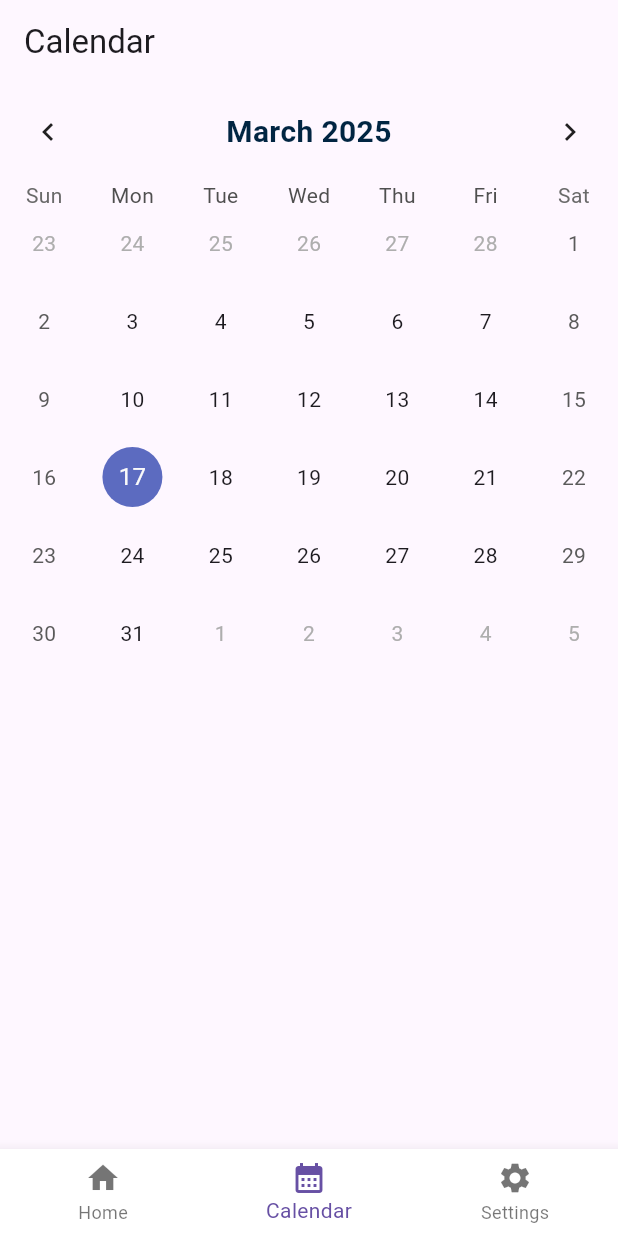
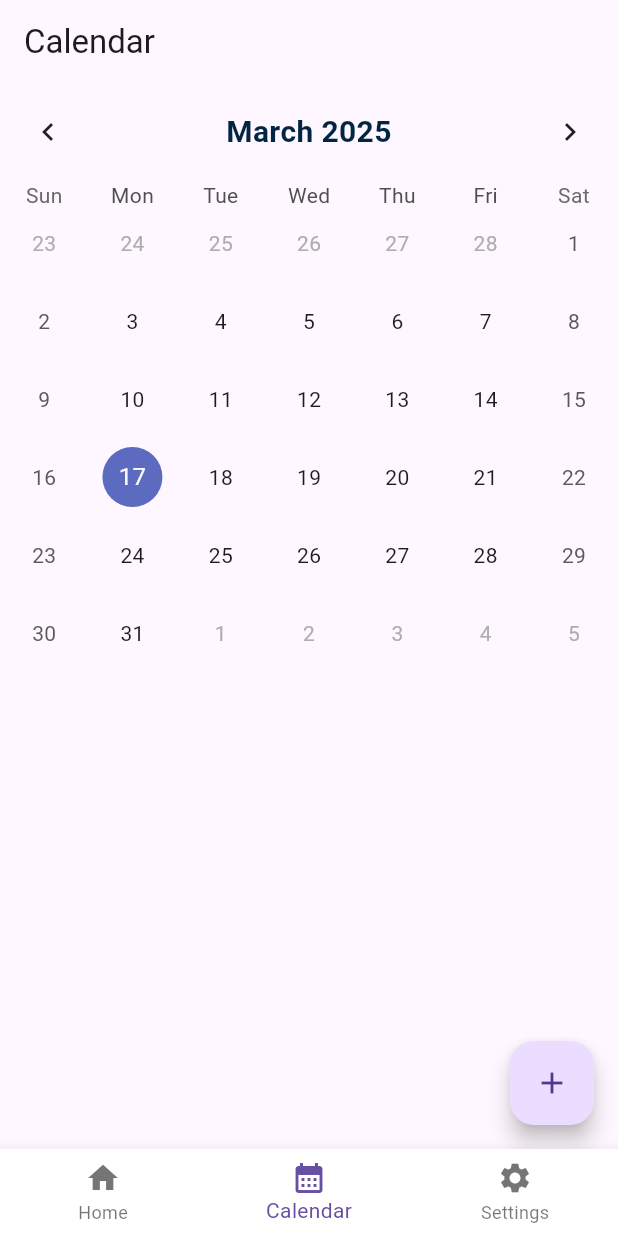
Before and after one commit to MariiaOrtiiz10/ralpher, a Flutter app: the screen it shows once a user with an empty profile is signed in, item 2 of the bottom bar chosen, on a phone screen of 412 x 824 dp. Run offline on Flutter 3.47's test engine with Material 3 defaults, Android fonts, the light colour scheme and no system bars; drawn by our look-alikes of table_calendar; our stand-ins replace image_picker, popover, supabase_flutter; accounts and stored records are empty.

Commit message:
Calendar

```diff
--- /dev/null
+++ b/lib/presentation/viewmodels/event_viewmodel.dart
@@ -0,0 +1,4 @@
+class Event {
+  final String title;
+  Event(this.title);
+}
--- a/lib/presentation/views/calendar_page.dart
+++ b/lib/presentation/views/calendar_page.dart
@@ -1,4 +1,5 @@
 import 'package:flutter/material.dart';
+import 'package:ralpher/presentation/viewmodels/event_viewmodel.dart';
 import 'package:table_calendar/table_calendar.dart';
 
 class CalendarPage extends StatefulWidget {
@@ -9,12 +10,39 @@ class CalendarPage extends StatefulWidget {
 }
 
 class _CalendarPageState extends State<CalendarPage> {
-  DateTime today = DateTime.now();
-  void _onDaySelected(DateTime day, DateTime focusedDay) {
-    setState(() {
-      today=day;
-    });
+  DateTime _focusedDay = DateTime.now();
+  DateTime? _selectedDay;
+  Map<DateTime, List<Event>> events = {};
+  late final ValueNotifier<List<Event>> _selectedEvents;
+  TextEditingController _eventController = TextEditingController();
+
+  @override
+  void initState() {
+    super.initState();
+    _selectedDay = _focusedDay;
+    _selectedEvents = ValueNotifier(_getEventsForDay(_focusedDay));
   }
+
+  @override
+void dispose() {
+  super.dispose();
+}
+
+  void _onDaySelected(DateTime selectedDay, DateTime focusedDay) {
+    if (!isSameDay(_selectedDay, selectedDay)) {
+      setState(() {
+        _selectedDay=selectedDay;
+        _focusedDay=focusedDay;
+      });
+    }
+
+  }
+
+  List<Event> _getEventsForDay(DateTime day) {
+    return events[day] ?? [];
+  }
+
+
   @override
   Widget calendar(){
       return Column(
@@ -31,12 +59,35 @@ class _CalendarPageState extends State<CalendarPage> {
 
 
               availableGestures: AvailableGestures.all,
-              selectedDayPredicate:(day)=>isSameDay(day, today) ,
-              focusedDay: today,
+              selectedDayPredicate:(day)=>isSameDay(_selectedDay, day) ,
+              focusedDay: _focusedDay,
               firstDay: DateTime.utc(0),
               lastDay: DateTime.utc(9999),
-              onDaySelected:_onDaySelected ,
+              onDaySelected:_onDaySelected,
+              eventLoader: _getEventsForDay,
               ),
+          ),
+          SizedBox(height: 8.0),
+          Expanded(
+            child: ValueListenableBuilder<List<Event>>(
+              valueListenable: _selectedEvents,
+              builder: (context, value, _) {
+                return ListView.builder(
+                  itemCount: value.length,
+                  itemBuilder: (context, index) {
+                    return Container(
+                      margin: EdgeInsets.symmetric(horizontal: 12, vertical: 4),
+                      decoration: BoxDecoration(
+                        border: Border.all(),
+                        borderRadius: BorderRadius.circular(12),
+                      ),
+                      child: ListTile(
+                        onTap: () => print(""),
+                        title: Text('${value[index]}'),
+                      ),
+                    );
+                });
+              }),
           )
         ],
 
@@ -45,6 +96,38 @@ class _CalendarPageState extends State<CalendarPage> {
   Widget build(BuildContext context) {
     return Scaffold(
       body: calendar(),
+      floatingActionButton: FloatingActionButton(
+        onPressed: () {
+          showDialog(
+            context: context,
+            builder: (context) {
+              return AlertDialog(
+                scrollable: true,
+                title: Text("Event Name"),
+                content: Padding(
+                  padding: EdgeInsets.all(8),
+                  child: TextField(
+                    controller: _eventController,
+                  ),
+                ),
+                actions: [
+                  ElevatedButton(
+                    onPressed: () {
+                      events.addAll({
+                        _focusedDay!: [Event(_eventController.text)]
+                      });
+                      Navigator.of(context).pop();
+                      _selectedEvents.value = _getEventsForDay(_selectedDay!);
+                    },
+                    child: Text("Submit"),
+                  )
+                ],
+              );
+            });
+        },
+        child: Icon(Icons.add),
+      ),
+
     );
 
   }
```
